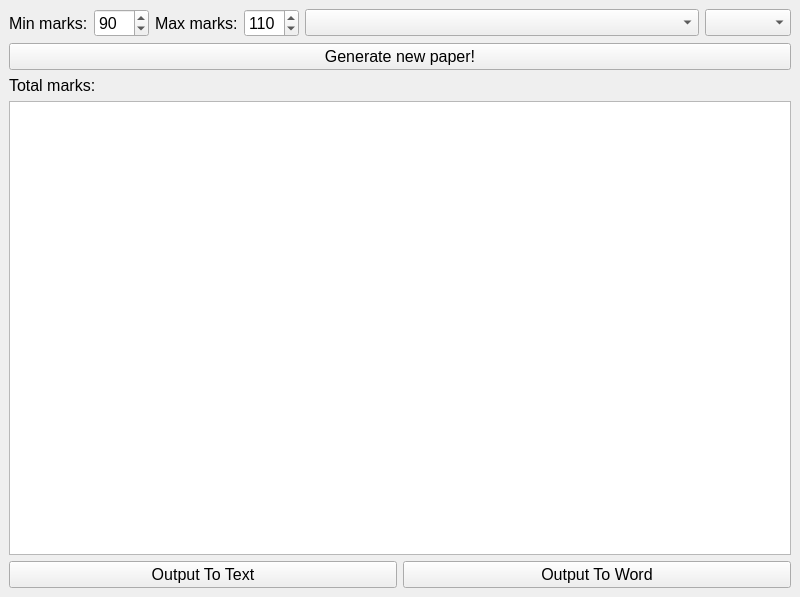
Daniel-CG-Wright/ExamPaperProject, file QT/ExamPaperGeneratorMainWindow.ui: the form before one commit.
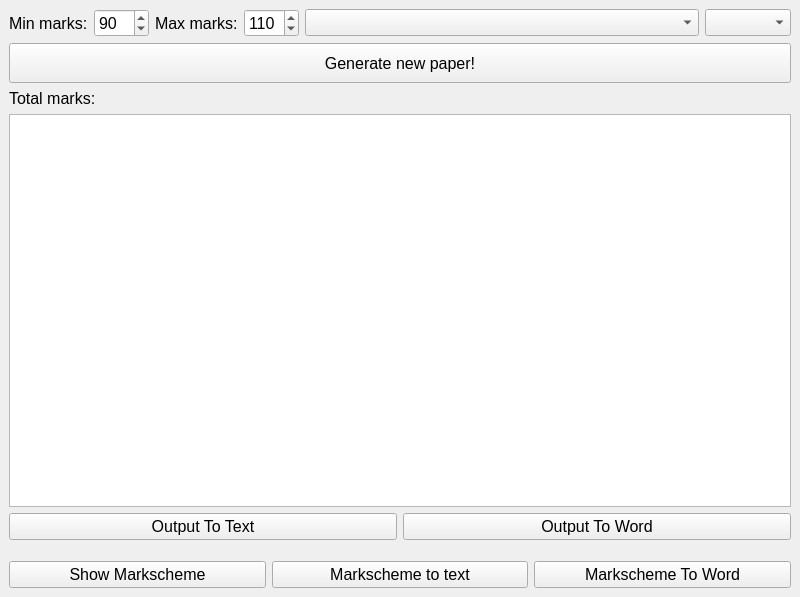
The form after the commit.

Patch:
```diff
--- a/QT/ExamPaperGeneratorMainWindow.ui
+++ b/QT/ExamPaperGeneratorMainWindow.ui
@@ -72,6 +72,12 @@
     </item>
     <item>
      <widget class="QPushButton" name="pbGenerate">
+      <property name="minimumSize">
+       <size>
+        <width>0</width>
+        <height>40</height>
+       </size>
+      </property>
       <property name="text">
        <string>Generate new paper!</string>
       </property>
@@ -105,6 +111,47 @@
       </item>
      </layout>
     </item>
+    <item>
+     <spacer name="verticalSpacer">
+      <property name="orientation">
+       <enum>Qt::Vertical</enum>
+      </property>
+      <property name="sizeType">
+       <enum>QSizePolicy::Fixed</enum>
+      </property>
+      <property name="sizeHint" stdset="0">
+       <size>
+        <width>10</width>
+        <height>15</height>
+       </size>
+      </property>
+     </spacer>
+    </item>
+    <item>
+     <layout class="QHBoxLayout" name="horizontalLayout_3">
+      <item>
+       <widget class="QPushButton" name="pbShowMarkscheme">
+        <property name="text">
+         <string>Show Markscheme</string>
+        </property>
+       </widget>
+      </item>
+      <item>
+       <widget class="QPushButton" name="pbTextMarkscheme">
+        <property name="text">
+         <string>Markscheme to text</string>
+        </property>
+       </widget>
+      </item>
+      <item>
+       <widget class="QPushButton" name="pbMarkschemeDoc">
+        <property name="text">
+         <string>Markscheme To Word</string>
+        </property>
+       </widget>
+      </item>
+     </layout>
+    </item>
    </layout>
   </widget>
  </widget>
```
